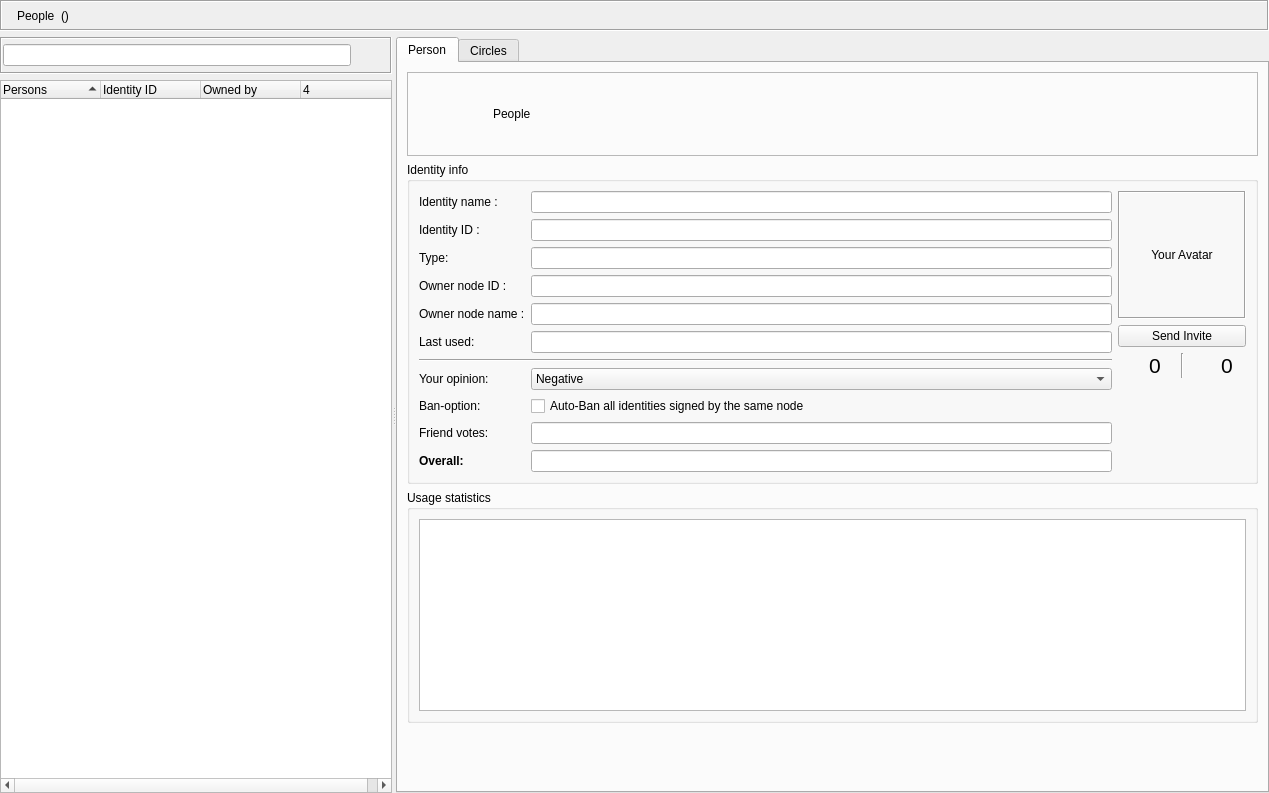
Before: the Qt Designer form retroshare-gui/src/gui/Identity/IdDialog.ui in RetroShare/RetroShare, drawn with Qt 5.
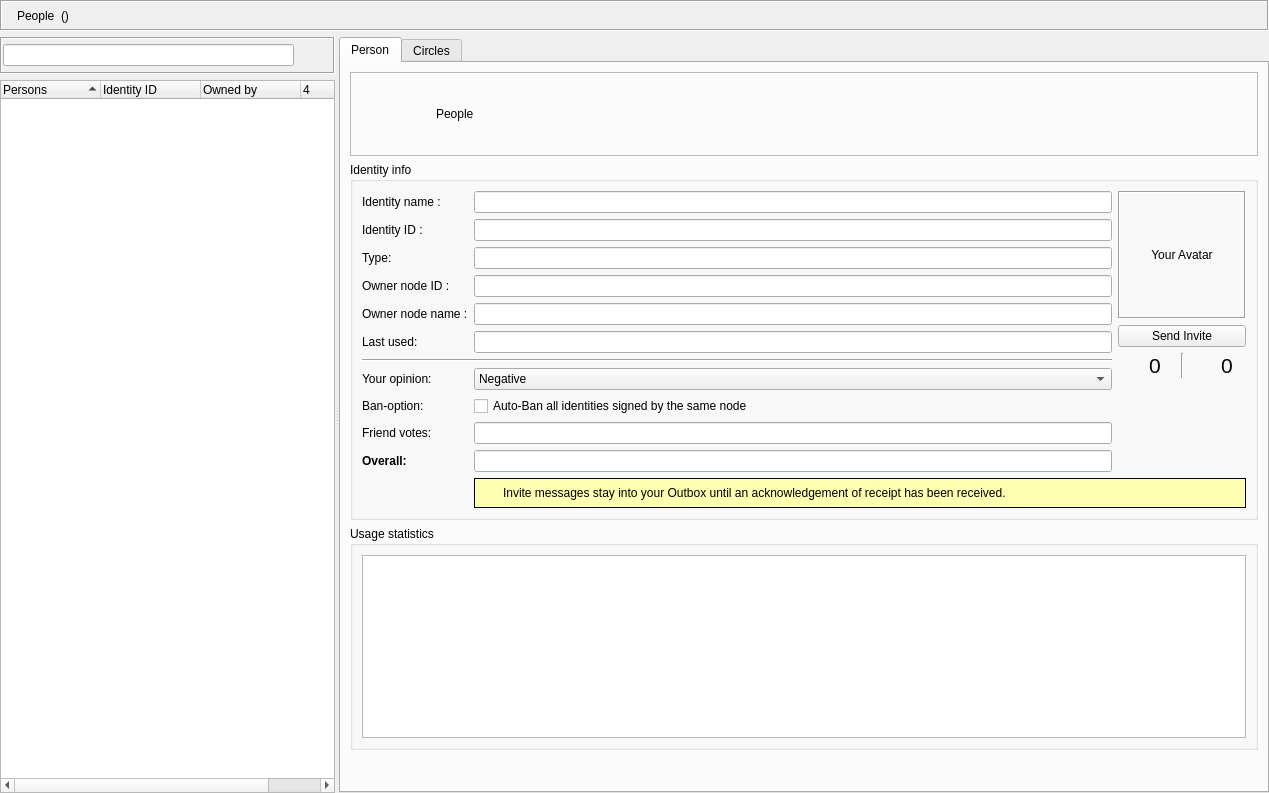
After: the same form once the commit is applied. Icons and pictures are not drawn. Custom widgets are drawn as their Qt base class.

Commit message: Fixed to display Avatars and nickname on news feeds Messages Item for Distant Messages. Added for Invite Message RS_MSG_USER_REQUEST flag & auto send invites to outbox. Optimized Messages Item for Invite Messages, display a Send Invite Button, to send back own rs cert link via Distant Message.

The edit to the form file:
```diff
--- a/retroshare-gui/src/gui/Identity/IdDialog.ui
+++ b/retroshare-gui/src/gui/Identity/IdDialog.ui
@@ -20,7 +20,16 @@
    <string/>
   </property>
   <layout class="QGridLayout" name="IdDialogGLayout">
-   <property name="margin">
+   <property name="leftMargin">
+    <number>0</number>
+   </property>
+   <property name="topMargin">
+    <number>0</number>
+   </property>
+   <property name="rightMargin">
+    <number>0</number>
+   </property>
+   <property name="bottomMargin">
     <number>0</number>
    </property>
    <item row="0" column="0">
@@ -38,7 +47,16 @@
       <enum>QFrame::Sunken</enum>
      </property>
      <layout class="QHBoxLayout" name="titleBarFrameHLayout">
-      <property name="margin">
+      <property name="leftMargin">
+       <number>2</number>
+      </property>
+      <property name="topMargin">
+       <number>2</number>
+      </property>
+      <property name="rightMargin">
+       <number>2</number>
+      </property>
+      <property name="bottomMargin">
        <number>2</number>
       </property>
       <item>
@@ -129,7 +147,16 @@
           <enum>QFrame::Sunken</enum>
          </property>
          <layout class="QHBoxLayout" name="toolBarFrameHLayout">
-          <property name="margin">
+          <property name="leftMargin">
+           <number>1</number>
+          </property>
+          <property name="topMargin">
+           <number>1</number>
+          </property>
+          <property name="rightMargin">
+           <number>1</number>
+          </property>
+          <property name="bottomMargin">
            <number>1</number>
           </property>
           <item>
@@ -222,7 +249,7 @@
            <string>Votes</string>
           </property>
           <property name="textAlignment">
-           <set>AlignLeft|AlignVCenter</set>
+           <set>AlignLeading|AlignVCenter</set>
           </property>
           <property name="icon">
            <iconset resource="../icons.qrc">
@@ -299,14 +326,14 @@
            <string>Identity info</string>
           </property>
           <layout class="QGridLayout" name="gridLayout_3">
-           <item row="0" column="0">
+           <item row="1" column="0">
             <widget class="QLabel" name="label_Nickname">
              <property name="text">
               <string>Identity name :</string>
              </property>
             </widget>
            </item>
-           <item row="0" column="1">
+           <item row="1" column="1">
             <widget class="QLineEdit" name="lineEdit_Nickname">
              <property name="enabled">
               <bool>true</bool>
@@ -316,7 +343,7 @@
              </property>
             </widget>
            </item>
-           <item row="0" column="2" rowspan="11">
+           <item row="1" column="2" rowspan="11">
             <layout class="QGridLayout" name="gridLayout">
              <item row="0" column="0">
               <widget class="QLabel" name="avatarLabel">
@@ -459,14 +486,14 @@
              </item>
             </layout>
            </item>
-           <item row="1" column="0">
+           <item row="2" column="0">
             <widget class="QLabel" name="label_KeyId">
              <property name="text">
               <string>Identity ID :</string>
              </property>
             </widget>
            </item>
-           <item row="1" column="1">
+           <item row="2" column="1">
             <widget class="QLineEdit" name="lineEdit_KeyId">
              <property name="enabled">
               <bool>true</bool>
@@ -476,24 +503,24 @@
              </property>
             </widget>
            </item>
-           <item row="2" column="0">
+           <item row="3" column="0">
             <widget class="QLabel" name="label_Type">
              <property name="text">
               <string>Type:</string>
              </property>
             </widget>
            </item>
-           <item row="2" column="1">
+           <item row="3" column="1">
             <widget class="QLineEdit" name="lineEdit_Type"/>
            </item>
-           <item row="3" column="0">
+           <item row="4" column="0">
             <widget class="QLabel" name="label_GpgId">
              <property name="text">
               <string>Owner node ID :</string>
              </property>
             </widget>
            </item>
-           <item row="3" column="1">
+           <item row="4" column="1">
             <widget class="QLineEdit" name="lineEdit_GpgId">
              <property name="enabled">
               <bool>true</bool>
@@ -503,14 +530,14 @@
              </property>
             </widget>
            </item>
-           <item row="4" column="0">
+           <item row="5" column="0">
             <widget class="QLabel" name="label_GpgName">
              <property name="text">
               <string>Owner node name :</string>
              </property>
             </widget>
            </item>
-           <item row="4" column="1">
+           <item row="5" column="1">
             <widget class="QLineEdit" name="lineEdit_GpgName">
              <property name="enabled">
               <bool>true</bool>
@@ -520,31 +547,31 @@
              </property>
             </widget>
            </item>
-           <item row="5" column="0">
+           <item row="6" column="0">
             <widget class="QLabel" name="label_LastUsed">
              <property name="text">
               <string>Last used:</string>
              </property>
             </widget>
            </item>
-           <item row="5" column="1">
+           <item row="6" column="1">
             <widget class="QLineEdit" name="lineEdit_LastUsed"/>
            </item>
-           <item row="6" column="0" colspan="2">
+           <item row="7" column="0" colspan="2">
             <widget class="Line" name="line">
              <property name="orientation">
               <enum>Qt::Horizontal</enum>
              </property>
             </widget>
            </item>
-           <item row="7" column="0">
+           <item row="8" column="0">
             <widget class="QLabel" name="label">
              <property name="text">
               <string>Your opinion:</string>
              </property>
             </widget>
            </item>
-           <item row="7" column="1">
+           <item row="8" column="1">
             <widget class="QComboBox" name="ownOpinion_CB">
              <property name="sizePolicy">
               <sizepolicy hsizetype="Minimum" vsizetype="Fixed">
@@ -600,28 +627,28 @@
              </item>
             </widget>
            </item>
-           <item row="8" column="0">
+           <item row="9" column="0">
             <widget class="QLabel" name="banoption_label">
              <property name="text">
               <string>Ban-option:</string>
              </property>
             </widget>
            </item>
-           <item row="8" column="1">
+           <item row="9" column="1">
             <widget class="QCheckBox" name="autoBanIdentities_CB">
              <property name="text">
               <string>Auto-Ban all identities signed by the same node</string>
              </property>
             </widget>
            </item>
-           <item row="9" column="0">
+           <item row="10" column="0">
             <widget class="QLabel" name="neighborNodesOpinion_LB">
              <property name="text">
               <string>Friend votes:</string>
              </property>
             </widget>
            </item>
-           <item row="9" column="1">
+           <item row="10" column="1">
             <widget class="QLineEdit" name="neighborNodesOpinion_TF">
              <property name="toolTip">
               <string>&lt;html&gt;&lt;head/&gt;&lt;body&gt;&lt;p&gt;Average opinion of neighbor nodes about this identity. Negative is bad,&lt;/p&gt;&lt;p&gt;positive is good. Zero is neutral.&lt;/p&gt;&lt;/body&gt;&lt;/html&gt;</string>
@@ -631,7 +658,7 @@
              </property>
             </widget>
            </item>
-           <item row="10" column="0">
+           <item row="11" column="0">
             <widget class="QLabel" name="overallOpinion_LB">
              <property name="font">
               <font>
@@ -644,7 +671,7 @@
              </property>
             </widget>
            </item>
-           <item row="10" column="1">
+           <item row="11" column="1">
             <widget class="QLineEdit" name="overallOpinion_TF">
              <property name="toolTip">
               <string>&lt;html&gt;&lt;head/&gt;&lt;body&gt;&lt;p&gt;Overall reputation score, accounting for yours and your friends'.&lt;/p&gt;&lt;p&gt;Negative is bad, positive is good. Zero is neutral. If the score is too low,&lt;/p&gt;&lt;p&gt;the identity is flagged as bad, and will be filtered out in forums, chat lobbies,&lt;/p&gt;&lt;p&gt;channels, etc.&lt;/p&gt;&lt;/body&gt;&lt;/html&gt;</string>
@@ -654,6 +681,157 @@
              </property>
             </widget>
            </item>
+           <item row="12" column="1" colspan="2">
+            <widget class="QFrame" name="inviteFrame">
+             <property name="palette">
+              <palette>
+               <active>
+                <colorrole role="Base">
+                 <brush brushstyle="SolidPattern">
+                  <color alpha="255">
+                   <red>255</red>
+                   <green>255</green>
+                   <blue>255</blue>
+                  </color>
+                 </brush>
+                </colorrole>
+                <colorrole role="Window">
+                 <brush brushstyle="SolidPattern">
+                  <color alpha="255">
+                   <red>255</red>
+                   <green>255</green>
+                   <blue>178</blue>
+                  </color>
+                 </brush>
+                </colorrole>
+               </active>
+               <inactive>
+                <colorrole role="Base">
+                 <brush brushstyle="SolidPattern">
+                  <color alpha="255">
+                   <red>255</red>
+                   <green>255</green>
+                   <blue>255</blue>
+                  </color>
+                 </brush>
+                </colorrole>
+                <colorrole role="Window">
+                 <brush brushstyle="SolidPattern">
+                  <color alpha="255">
+                   <red>255</red>
+                   <green>255</green>
+                   <blue>178</blue>
+                  </color>
+                 </brush>
+                </colorrole>
+               </inactive>
+               <disabled>
+                <colorrole role="Base">
+                 <brush brushstyle="SolidPattern">
+                  <color alpha="255">
+                   <red>255</red>
+                   <green>255</green>
+                   <blue>178</blue>
+                  </color>
+                 </brush>
+                </colorrole>
+                <colorrole role="Window">
+                 <brush brushstyle="SolidPattern">
+                  <color alpha="255">
+                   <red>255</red>
+                   <green>255</green>
+                   <blue>178</blue>
+                  </color>
+                 </brush>
+                </colorrole>
+               </disabled>
+              </palette>
+             </property>
+             <property name="autoFillBackground">
+              <bool>true</bool>
+             </property>
+             <property name="styleSheet">
+              <string notr="true"/>
+             </property>
+             <property name="frameShape">
+              <enum>QFrame::Box</enum>
+             </property>
+             <layout class="QHBoxLayout" name="distantFrameHLayout">
+              <property name="leftMargin">
+               <number>6</number>
+              </property>
+              <property name="topMargin">
+               <number>6</number>
+              </property>
+              <property name="rightMargin">
+               <number>6</number>
+              </property>
+              <property name="bottomMargin">
+               <number>6</number>
+              </property>
+              <item>
+               <widget class="QLabel" name="infoPixmap">
+                <property name="maximumSize">
+                 <size>
+                  <width>16</width>
+                  <height>16</height>
+                 </size>
+                </property>
+                <property name="text">
+                 <string/>
+                </property>
+                <property name="pixmap">
+                 <pixmap resource="../images.qrc">:/images/info16.png</pixmap>
+                </property>
+                <property name="alignment">
+                 <set>Qt::AlignLeading|Qt::AlignLeft|Qt::AlignTop</set>
+                </property>
+               </widget>
+              </item>
+              <item>
+               <widget class="QLabel" name="infoLabel">
+                <property name="text">
+                 <string notr="true">Invite messages stay into your Outbox until an acknowledgement of receipt has been received.</string>
+                </property>
+               </widget>
+              </item>
+              <item>
+               <widget class="QToolButton" name="closeInfoFrameButton">
+                <property name="maximumSize">
+                 <size>
+                  <width>16</width>
+                  <height>16</height>
+                 </size>
+                </property>
+                <property name="focusPolicy">
+                 <enum>Qt::NoFocus</enum>
+                </property>
+                <property name="toolTip">
+                 <string>Close</string>
+                </property>
+                <property name="styleSheet">
+                 <string notr="true">QToolButton
+{
+ border-image: url(:/images/closenormal.png) 
+}
+                                
+QToolButton:hover 
+{
+border-image: url(:/images/closehover.png) 
+}
+                                
+QToolButton:pressed  {
+border-image: url(:/images/closepressed.png) 
+}</string>
+                </property>
+                <property name="autoRaise">
+                 <bool>true</bool>
+                </property>
+               </widget>
+              </item>
+             </layout>
+            </widget>
+           </item>
           </layout>
          </widget>
         </item>
```
The commit also changes 8 other files.
